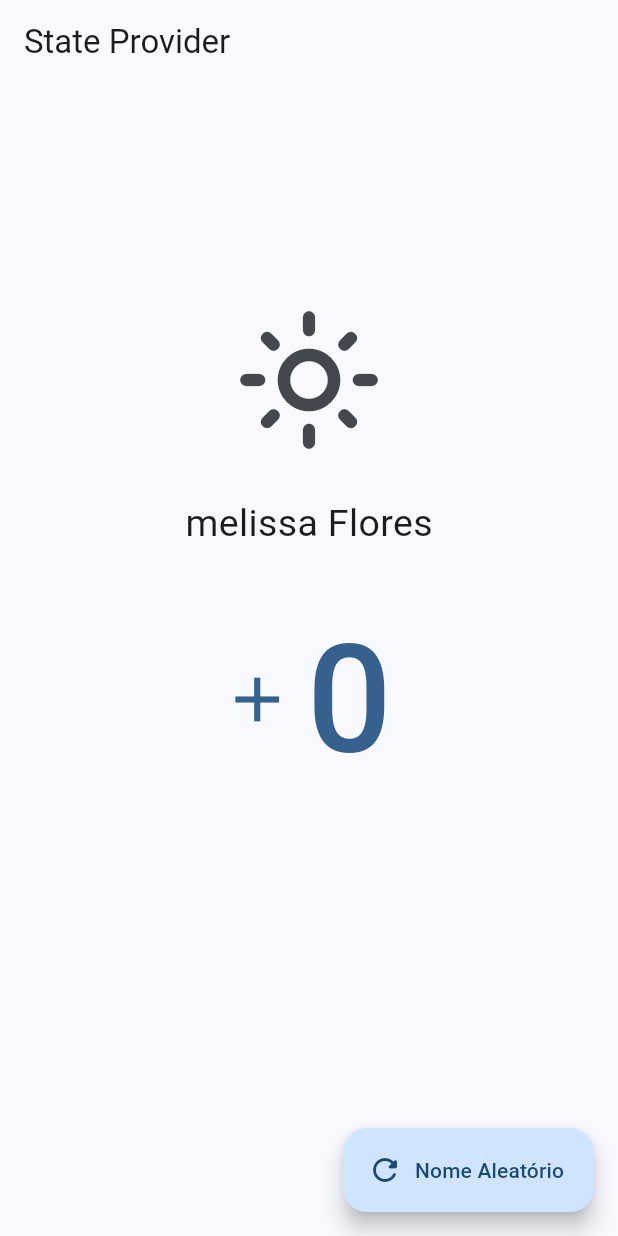
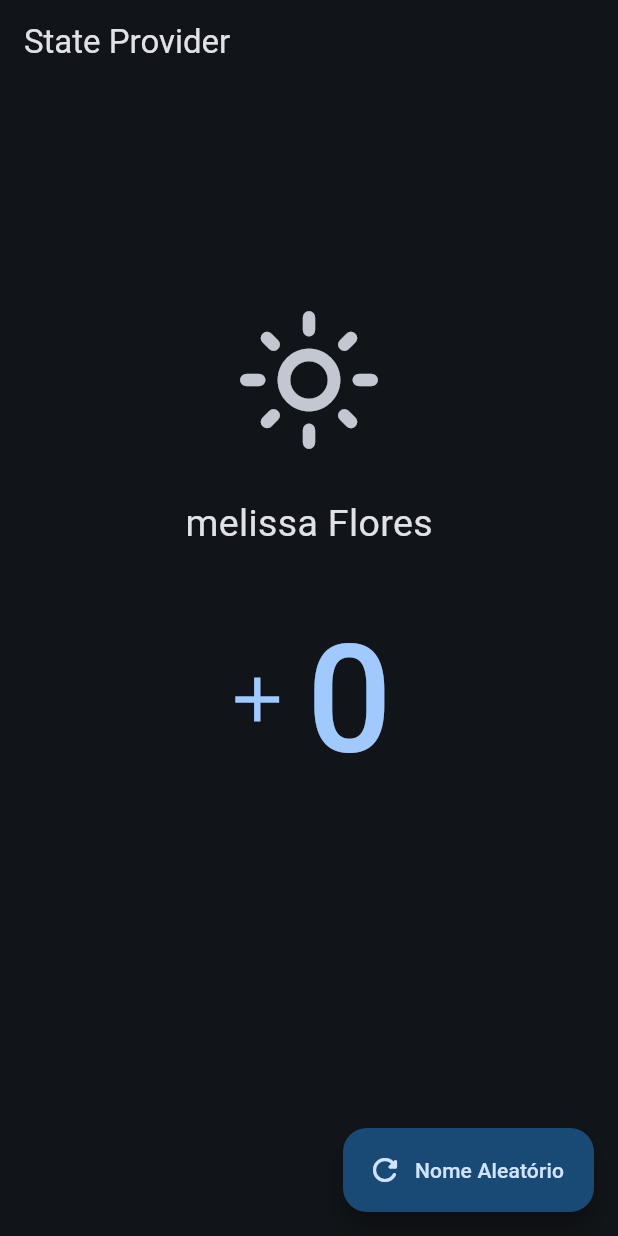
Before and after one commit to gilvancosta/Riverpod-Providers-2023, a Flutter app: the StateProviderScreen screen opened by its route, after a tap on the "light mode" icon, on a phone screen of 412 x 824 dp. Run offline on Flutter 3.47's test engine with Material 3 defaults, Android fonts, the phone set to English and light mode, and no system bars; our stand-ins replace dio, flutter_riverpod, go_router, riverpod_annotation; missing offline and left inert: random_name_generator; generated files the repository leaves out were written again; network calls fail.

```diff
--- a/lib/src/ui/pages/riverpod/03_state_provider/providers/state_providers.dart
+++ b/lib/src/ui/pages/riverpod/03_state_provider/providers/state_providers.dart
@@ -9,6 +9,7 @@ class DarkMode extends _$DarkMode {
 
   void toggleDarkMode() {
     state = !state;
+
   }
 }
 
--- a/lib/src/ui/pages/riverpod/03_state_provider/state_provider_screen.dart
+++ b/lib/src/ui/pages/riverpod/03_state_provider/state_provider_screen.dart
@@ -3,6 +3,7 @@ import 'package:flutter/material.dart';
 import 'package:flutter_riverpod/flutter_riverpod.dart';
 
 import '../../../../core/helpers/random_generator.dart';
+import '../../theme_changer/providers/theme_changer_provider.dart';
 import 'providers/state_providers.dart';
 
 class StateProviderScreen extends ConsumerWidget {
@@ -11,7 +12,7 @@ class StateProviderScreen extends ConsumerWidget {
   @override
   Widget build(BuildContext context, WidgetRef ref) {
     // final counter = ref.watch(counterProvider);
-    final isDarkMode = ref.watch(darkModeProvider);
+    final isDarkMode = ref.watch(themeNotifierProvider).isDarkmode;
     final userName = ref.watch(userNameProvider);
 
     print('StateProviderScreen build!!!');
@@ -33,7 +34,8 @@ class StateProviderScreen extends ConsumerWidget {
                     : Icons.light_mode_outlined,
                 size: 100),
             onPressed: () {
-              ref.read(darkModeProvider.notifier).toggleDarkMode();
+              // ref.read(darkModeProvider.notifier).toggleDarkMode();
+              ref.read(themeNotifierProvider.notifier).toggleDarkmode();
             },
           ),
           const SizedBox(height: 20),
@@ -42,9 +44,7 @@ class StateProviderScreen extends ConsumerWidget {
           TextButton.icon(
             icon: const Icon(Icons.add, size: 50),
             label: Consumer(builder: (context, refLocal, _) {
-
               final counter = refLocal.watch(counterProvider);
-
 
               return Text(counter.toString(),
                   style: const TextStyle(fontSize: 100));
```
Also changed, not shown: lib/src/ui/pages/home/home_page.dart (+20 -10 lines), lib/src/ui/pages/riverpod/08_state_notifier/providers/theme_settings_provider.dart (added, +25 -0 lines), lib/src/core/router/app_router.g.dart.
